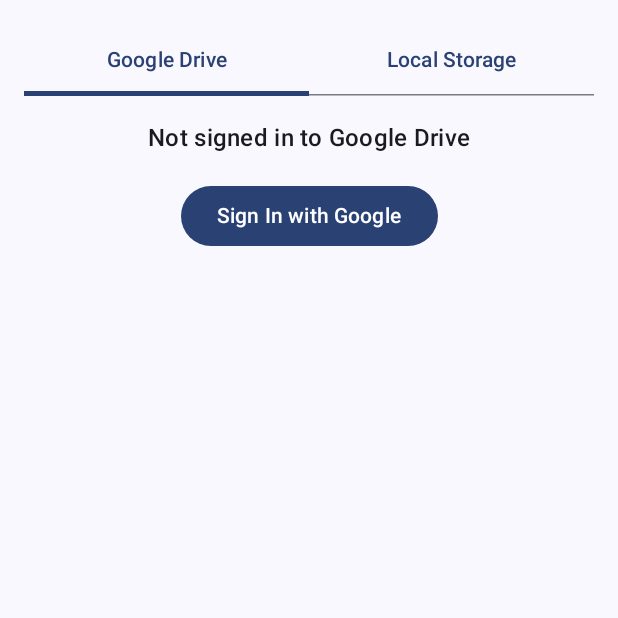
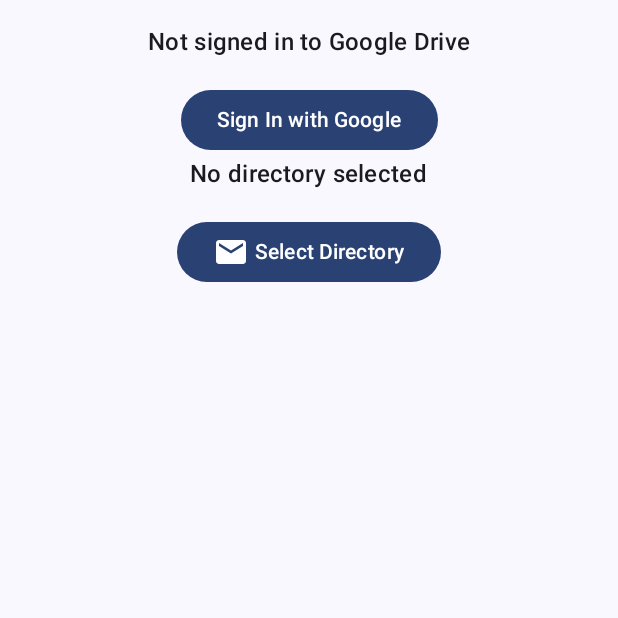
Before and after one commit to SamriddhaS/AutoDriveSync, an Android app built with Jetpack Compose: the screen it shows after launch (MainActivity), on a phone screen of 412 x 824 dp, the top half of it. Run offline under Robolectric (Android 15) with nearby library versions, the phone set to English and light mode, and no system bars; our stand-ins replace Room's generated code; libraries missing offline, so code that uses them is left out: com.google.api.client, com.google.api.services.

```diff
--- a/app/src/main/AndroidManifest.xml
+++ b/app/src/main/AndroidManifest.xml
@@ -22,6 +22,7 @@
     <uses-permission android:name="android.permission.READ_MEDIA_VISUAL_USER_SELECTED" />
 
     <application
+        android:name=".AutoSyncDriveApplication"
         android:allowBackup="true"
         android:dataExtractionRules="@xml/data_extraction_rules"
         android:fullBackupContent="@xml/backup_rules"
--- /dev/null
+++ b/app/src/main/java/com/example/autosyncdrive/AutoSyncDriveApplication.kt
@@ -0,0 +1,12 @@
+package com.example.autosyncdrive
+
+import android.app.Application
+import com.example.autosyncdrive.di.DIModule
+
+class AutoSyncDriveApplication:Application() {
+    override fun onCreate() {
+        super.onCreate()
+        // Initialize database once at app startup
+        DIModule.provideAppDatabase(this)
+    }
+}
--- a/app/src/main/java/com/example/autosyncdrive/repositories/MainRepository.kt
+++ b/app/src/main/java/com/example/autosyncdrive/data/MainRepository.kt
@@ -1,9 +1,10 @@
-package com.example.autosyncdrive.repositories
+package com.example.autosyncdrive.data
 import android.content.Context
 import android.content.Intent
 import android.net.Uri
 import android.util.Log
-import com.example.autosyncdrive.utils.FileInfo
+import com.example.autosyncdrive.data.localdb.FileInfo
+import com.example.autosyncdrive.data.localdb.FileStoreDao
 import com.example.autosyncdrive.utils.GoogleDriveHelper
 import com.example.autosyncdrive.utils.StorageHelper
 import com.google.android.gms.auth.api.signin.GoogleSignIn
@@ -20,7 +21,8 @@ import java.io.File
  * Repository to handle Google Drive operations
  */
 class MainRepository(
-    private val context: Context
+    private val context: Context,
+    private val fileStoreDao: FileStoreDao
 ) {
     private val googleDriveHelper = GoogleDriveHelper(context)
     private val storageHelper = StorageHelper(context)
--- /dev/null
+++ b/app/src/main/java/com/example/autosyncdrive/data/localdb/FileStorageDb.kt
@@ -0,0 +1,32 @@
+package com.example.autosyncdrive.data.localdb
+
+import android.content.Context
+import androidx.room.Database
+import androidx.room.Room
+import androidx.room.RoomDatabase
+import androidx.room.TypeConverters
+
+
+@Database(entities = [FileInfo::class], version = 1, exportSchema = false)
+@TypeConverters(UriConverter::class) // Add this annotation
+abstract class FileStorageDb : RoomDatabase() {
+
+    abstract fun fileInfoDao(): FileStoreDao
+
+    companion object {
+        @Volatile
+        private var INSTANCE: FileStorageDb? = null
+
+        fun getDatabase(context: Context): FileStorageDb {
+            return INSTANCE ?: synchronized(this) {
+                val instance = Room.databaseBuilder(
+                    context.applicationContext,
+                    FileStorageDb::class.java,
+                    "auto_sync_drive_database"
+                ).build()
+                INSTANCE = instance
+                instance
+            }
+        }
+    }
+}
--- /dev/null
+++ b/app/src/main/java/com/example/autosyncdrive/data/localdb/FileStoreDao.kt
@@ -0,0 +1,35 @@
+package com.example.autosyncdrive.data.localdb
+
+import androidx.room.Dao
+import androidx.room.Insert
+import androidx.room.OnConflictStrategy
+import androidx.room.Query
+import androidx.room.Transaction
+import kotlinx.coroutines.flow.Flow
+
+@Dao
+interface FileStoreDao {
+    @Query("SELECT * FROM file_cache")
+    fun getAllFiles(): Flow<List<FileInfo>>
+
+    @Query("SELECT * FROM file_cache")
+    suspend fun getAllFilesList(): List<FileInfo>
+
+    @Insert(onConflict = OnConflictStrategy.REPLACE)
+    suspend fun insertFiles(files: List<FileInfo>)
+
+    @Query("DELETE FROM file_cache WHERE documentId NOT IN (:existingFilePaths)")
+    suspend fun deleteNonExistentFiles(existingFilePaths: List<String>)
+
+    @Query("DELETE FROM file_cache")
+    suspend fun deleteAllFiles()
+
+    @Transaction
+    suspend fun refreshFiles(files: List<FileInfo>) {
+        deleteAllFiles()
+        insertFiles(files)
+    }
+
+    @Query("SELECT COUNT(*) FROM file_cache")
+    suspend fun getFileCount(): Int
+}
--- a/app/src/main/java/com/example/autosyncdrive/di/DIModule.kt
+++ b/app/src/main/java/com/example/autosyncdrive/di/DIModule.kt
@@ -1,7 +1,8 @@
 package com.example.autosyncdrive.di
 
 import android.content.Context
-import com.example.autosyncdrive.repositories.MainRepository
+import com.example.autosyncdrive.data.MainRepository
+import com.example.autosyncdrive.data.localdb.FileStorageDb
 import com.example.autosyncdrive.viewmodels.MainViewModelFactory
 
 /**
@@ -10,17 +11,31 @@ import com.example.autosyncdrive.viewmodels.MainViewModelFactory
  */
 object DIModule {
     private var mainRepository: MainRepository? = null
+    private var appDatabase: FileStorageDb? = null
 
-    // Get Google Drive Repository
-    fun provideGoogleDriveRepository(context: Context): MainRepository {
-        return mainRepository ?: MainRepository(context).also {
+    // Provide AppDatabase instance
+    fun provideAppDatabase(context: Context): FileStorageDb {
+        return appDatabase ?: FileStorageDb.getDatabase(context).also {
+            appDatabase = it
+        }
+    }
+
+    // Get File Info DAO
+    fun provideFileInfoDao(context: Context) = provideAppDatabase(context).fileInfoDao()
+
+    // Get MainRepository with database injection
+    fun provideMainRepository(context: Context): MainRepository {
+        return mainRepository ?: MainRepository(
+            context = context,
+            fileStoreDao = provideFileInfoDao(context)
+        ).also {
             mainRepository = it
         }
     }
 
     // Get Google Drive ViewModel Factory
     fun provideGoogleDriveViewModelFactory(context: Context): MainViewModelFactory {
-        return MainViewModelFactory(provideGoogleDriveRepository(context))
+        return MainViewModelFactory(provideMainRepository(context))
     }
 
 
--- a/app/src/main/java/com/example/autosyncdrive/navigation/AppNavigation.kt
+++ b/app/src/main/java/com/example/autosyncdrive/navigation/AppNavigation.kt
@@ -28,7 +28,8 @@ fun AppNavHost(
 
         composable(route = Routes.HOME_SCREEN){
             HomeScreen(
-                viewModel = mainViewModel
+                viewModel = mainViewModel,
+                modifier = modifier
             )
         }
 
--- a/app/src/main/java/com/example/autosyncdrive/ui/screens/HomeScreen.kt
+++ b/app/src/main/java/com/example/autosyncdrive/ui/screens/HomeScreen.kt
@@ -12,6 +12,7 @@ import androidx.compose.foundation.layout.fillMaxSize
 import androidx.compose.foundation.layout.fillMaxWidth
 import androidx.compose.foundation.layout.height
 import androidx.compose.foundation.layout.padding
+import androidx.compose.foundation.layout.width
 import androidx.compose.foundation.lazy.LazyColumn
 import androidx.compose.foundation.lazy.items
 import androidx.compose.material.icons.Icons
@@ -40,7 +41,7 @@ import androidx.compose.ui.Modifier
 import androidx.compose.ui.platform.LocalContext
 import androidx.compose.ui.text.style.TextOverflow
 import androidx.compose.ui.unit.dp
-import com.example.autosyncdrive.utils.FileInfo
+import com.example.autosyncdrive.data.localdb.FileInfo
 import com.example.autosyncdrive.utils.PermissionHandler
 import com.example.autosyncdrive.utils.RequestStoragePermission
 import com.example.autosyncdrive.viewmodels.MainViewModel
@@ -49,13 +50,14 @@ import java.util.Date
 import java.util.Locale
 
 @Composable
-fun HomeScreen(viewModel: MainViewModel) {
+fun HomeScreen(
+    viewModel: MainViewModel,
+    modifier: Modifier = Modifier
+    ) {
+
     val uiState by viewModel.uiState.collectAsState()
     val context = LocalContext.current
     val permissionHandler = remember { PermissionHandler(context) }
-
-    var selectedTabIndex by remember { mutableIntStateOf(0) }
-    val tabs = listOf("Google Drive", "Local Storage")
 
     // Permission request handler
     RequestStoragePermission(
@@ -82,35 +84,20 @@ fun HomeScreen(viewModel: MainViewModel) {
         viewModel.handleSignInResult(result.resultCode, result.data)
     }
 
-    Surface(
-        modifier = Modifier.fillMaxSize(),
-        color = MaterialTheme.colorScheme.background
-    ) {
     Column(
-            modifier = Modifier
+        modifier = modifier
             .fillMaxSize()
             .padding(16.dp)
     ) {
-            TabRow(selectedTabIndex = selectedTabIndex) {
-                tabs.forEachIndexed { index, title ->
-                    Tab(
-                        text = { Text(title) },
-                        selected = selectedTabIndex == index,
-                        onClick = { selectedTabIndex = index }
-                    )
-                }
-            }
 
-            Spacer(modifier = Modifier.height(16.dp))
-
-            when (selectedTabIndex) {
-                0 -> GoogleDriveTab(
+        GoogleDriveTab(
             uiState = uiState.googleDriveState,
             onSignInClick = { signInLauncher.launch(viewModel.getSignInIntent()) },
             onSignOutClick = { viewModel.signOut() },
             onUploadClick = { viewModel.uploadTestFile() }
         )
-                1 -> LocalStorageTab(
+
+        LocalStorageTab(
             uiState = uiState.storageState,
             onSelectDirectoryClick = {
                 if (permissionHandler.hasStoragePermissions()) {
@@ -124,8 +111,6 @@ fun HomeScreen(viewModel: MainViewModel) {
         )
     }
 }
-    }
-}
 
 @Composable
 fun GoogleDriveTab(
@@ -134,7 +119,7 @@ fun GoogleDriveTab(
     onSignOutClick: () -> Unit,
     onUploadClick: () -> Unit
 ) {
-    Column(modifier = Modifier.fillMaxSize()) {
+    Column {
         if (uiState.isLoading) {
             Box(
                 modifier = Modifier.fillMaxSize(),
@@ -209,7 +194,7 @@ fun LocalStorageTab(
     onSelectDirectoryClick: () -> Unit,
     onScanClick: () -> Unit
 ) {
-    Column(modifier = Modifier.fillMaxSize()) {
+    Column {
         if (uiState.isLoading) {
             Box(
                 modifier = Modifier.fillMaxSize(),
@@ -238,6 +223,7 @@ fun LocalStorageTab(
                     modifier = Modifier.fillMaxWidth(),
                     horizontalArrangement = Arrangement.SpaceBetween
                 ) {
+
                     Button(
                         onClick = onScanClick
                     ) {
@@ -248,6 +234,8 @@ fun LocalStorageTab(
                         Spacer(modifier = Modifier.padding(start = 4.dp))
                         Text("Scan Directory")
                     }
+
+                    Spacer(modifier = Modifier.width(8.dp))
 
                     OutlinedButton(
                         onClick = onSelectDirectoryClick
@@ -263,10 +251,11 @@ fun LocalStorageTab(
 
                 // Last scan time
                 uiState.lastScanTime?.let { lastScanTime ->
-                    val dateFormat = SimpleDateFormat("MM/dd/yyyy HH:mm:ss", Locale.getDefault())
+                    val dateFormat = SimpleDateFormat("dd/MM/yyyy HH:mm:ss", Locale.getDefault())
                     val formattedDate = dateFormat.format(Date(lastScanTime))
 
                     Spacer(modifier = Modifier.height(8.dp))
+
                     Text(
                         text = "Last Scan: $formattedDate",
                         style = MaterialTheme.typography.bodySmall
@@ -385,6 +374,11 @@ fun FileItem(fileInfo: FileInfo) {
                     style = MaterialTheme.typography.bodySmall
                 )
             }
+
+            Text(
+                text = "Backup State: ${if(fileInfo.isBackedUp) "Complete" else "Not Backed Up"}",
+                style = MaterialTheme.typography.bodySmall
+            )
         }
     }
 }
--- a/app/src/main/java/com/example/autosyncdrive/viewmodels/MainViewModel.kt
+++ b/app/src/main/java/com/example/autosyncdrive/viewmodels/MainViewModel.kt
@@ -7,8 +7,8 @@ import android.util.Log
 import androidx.lifecycle.ViewModel
 import androidx.lifecycle.ViewModelProvider
 import androidx.lifecycle.viewModelScope
-import com.example.autosyncdrive.repositories.MainRepository
-import com.example.autosyncdrive.utils.FileInfo
+import com.example.autosyncdrive.data.MainRepository
+import com.example.autosyncdrive.data.localdb.FileInfo
 import com.google.android.gms.auth.api.signin.GoogleSignInAccount
 import kotlinx.coroutines.flow.MutableStateFlow
 import kotlinx.coroutines.flow.StateFlow
--- a/build.gradle.kts
+++ b/build.gradle.kts
@@ -2,4 +2,5 @@
 plugins {
     alias(libs.plugins.android.application) apply false
     alias(libs.plugins.kotlin.android) apply false
+    id("androidx.room") version "2.6.1" apply false
 }
--- a/gradle/libs.versions.toml
+++ b/gradle/libs.versions.toml
@@ -17,6 +17,7 @@ googleOauthClientJetty = "1.34.1"
 googleApiClient = "2.2.0"
 navigationCompose = "2.7.7"
 coroutines = "1.9.0"
+room_version = "2.6.1"
 
 [libraries]
 androidx-core-ktx = { group = "androidx.core", name = "core-ktx", version.ref = "coreKtx" }
@@ -47,6 +48,11 @@ google-oauth-client-jetty = { module = "com.google.oauth-client:google-oauth-cli
 google-api-client = { module = "com.google.api-client:google-api-client", version.ref = "googleApiClient" }
 google-http-client-android = { module = "com.google.http-client:google-http-client-android", version.ref = "googleHttpClientAndroid" }
 
+# room db
+room-runtime = { module = "androidx.room:room-runtime", version.ref = "room_version"}
+room-compiler = { module = "androidx.room:room-compiler", version.ref = "room_version"}
+room-ktx = { module = "androidx.room:room-ktx", version.ref = "room_version"}
+
 [plugins]
 android-application = { id = "com.android.application", version.ref = "agp" }
 kotlin-android = { id = "org.jetbrains.kotlin.android", version.ref = "kotlin" }
```
Also changed, not shown: app/build.gradle.kts (+11 -0 lines), app/src/main/java/com/example/autosyncdrive/data/localdb/Entities.kt (added, +20 -0 lines), app/src/main/java/com/example/autosyncdrive/data/localdb/UriConverter.kt (added, +16 -0 lines), app/src/main/java/com/example/autosyncdrive/utils/StorageHelper.kt (+10 -13 lines). Lines whose indentation alone changed are shown as unchanged.
